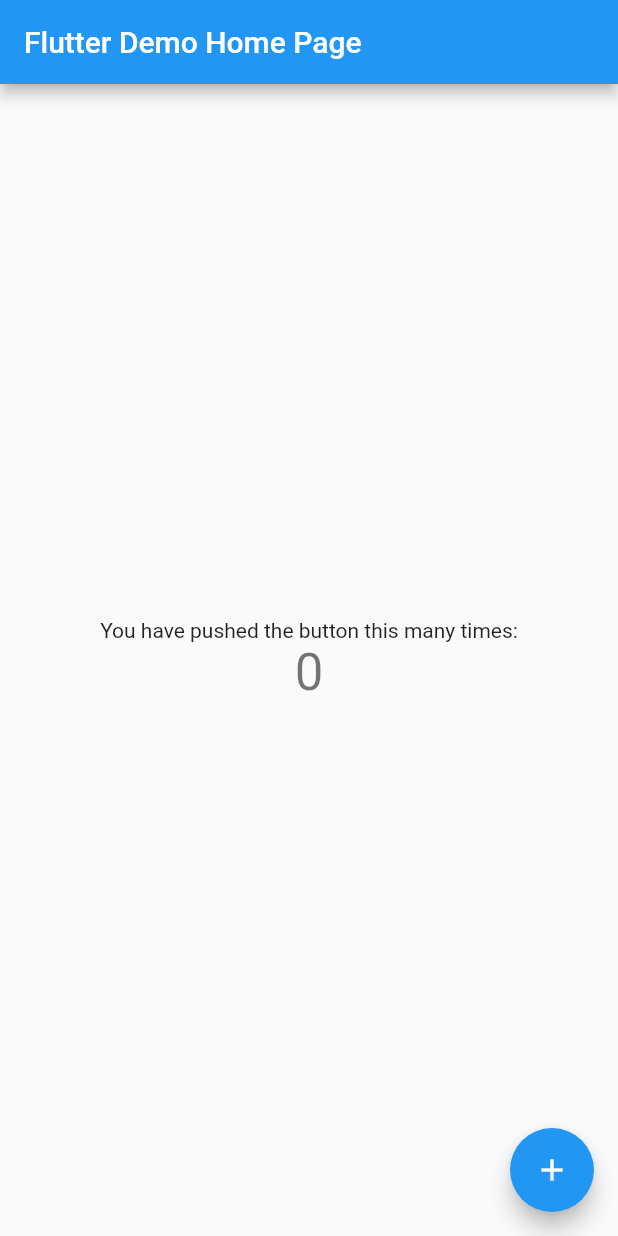
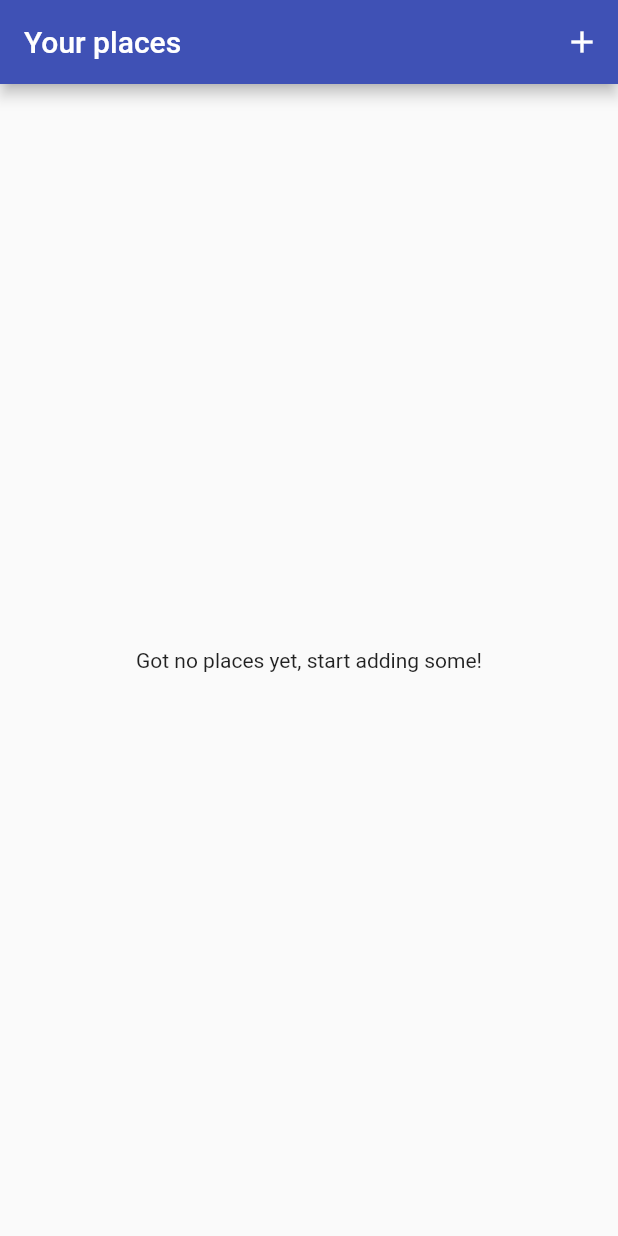
Before and after one commit to Tim-DaHare/great_places_app, a Flutter app: the screen it shows after launch, on a phone screen of 412 x 824 dp. Run offline on Flutter 3.47's test engine with Material 2 defaults, Android fonts, the phone set to English and light mode, and no system bars; our stand-ins replace image_picker, location, sqflite; accounts and stored records are empty.

```diff
--- /dev/null
+++ b/lib/helpers/db_helpers.dart
@@ -0,0 +1,34 @@
+import 'package:sqflite/sqflite.dart' as sql;
+import 'package:path/path.dart' as path;
+
+class DBHelper {
+  static Future<sql.Database> getDb() async {
+    final dbPath = await sql.getDatabasesPath();
+    return sql.openDatabase(
+      path.join(dbPath, "places.db"),
+      onCreate: _onCreatePlacesDb,
+      version: 1,
+    );
+  }
+
+  static void _onCreatePlacesDb(sql.Database db, int idk) async {
+    return await db.execute(
+      "CREATE TABLE places(id TEXT PRIMARY KEY, title TEXT, image TEXT)",
+    );
+  }
+
+  static Future<List<Map<String, dynamic>>> getData(String table) async {
+    final db = await getDb();
+    return await db.query(table);
+  }
+
+  static Future<void> insert(String table, Map<String, Object> data) async {
+    final db = await getDb();
+
+    await db.insert(
+      table,
+      data,
+      conflictAlgorithm: sql.ConflictAlgorithm.replace,
+    );
+  }
+}
--- a/lib/main.dart
+++ b/lib/main.dart
@@ -1,117 +1,32 @@
 import 'package:flutter/material.dart';
+import 'package:great_places_app/providers/places_provider.dart';
+import 'package:great_places_app/screens/add_place_screen.dart';
+import 'package:provider/provider.dart';
 
-void main() {
-  runApp(MyApp());
-}
+import './screens/places_list_screen.dart';
+import './screens/place_details_screen.dart';
+
+void main() => runApp(MyApp());
 
 class MyApp extends StatelessWidget {
-  // This widget is the root of your application.
   @override
   Widget build(BuildContext context) {
-    return MaterialApp(
-      title: 'Flutter Demo',
-      theme: ThemeData(
-        // This is the theme of your application.
-        //
-        // Try running your application with "flutter run". You'll see the
-        // application has a blue toolbar. Then, without quitting the app, try
-        // changing the primarySwatch below to Colors.green and then invoke
-        // "hot reload" (press "r" in the console where you ran "flutter run",
-        // or simply save your changes to "hot reload" in a Flutter IDE).
-        // Notice that the counter didn't reset back to zero; the application
-        // is not restarted.
-        primarySwatch: Colors.blue,
-        // This makes the visual density adapt to the platform that you run
-        // the app on. For desktop platforms, the controls will be smaller and
-        // closer together (more dense) than on mobile platforms.
-        visualDensity: VisualDensity.adaptivePlatformDensity,
+    return MultiProvider(
+      providers: [
+        ChangeNotifierProvider(create: (ctx) => PlacesProvider()),
+      ],
+      builder: (ctx, child) => MaterialApp(
+        title: 'Great Places',
+        theme: ThemeData(
+          primarySwatch: Colors.indigo,
+          accentColor: Colors.amber,
+        ),
+        home: PlacesListScreen(),
+        routes: {
+          AddPlaceScreen.ROUTE_NAME: (ctx) => AddPlaceScreen(),
+          PlaceDetailsScreen.ROUTE_NAME: (ctx) => PlaceDetailsScreen(),
+        },
       ),
-      home: MyHomePage(title: 'Flutter Demo Home Page'),
     );
   }
 }
-
-class MyHomePage extends StatefulWidget {
-  MyHomePage({Key key, this.title}) : super(key: key);
-
-  // This widget is the home page of your application. It is stateful, meaning
-  // that it has a State object (defined below) that contains fields that affect
-  // how it looks.
-
-  // This class is the configuration for the state. It holds the values (in this
-  // case the title) provided by the parent (in this case the App widget) and
-  // used by the build method of the State. Fields in a Widget subclass are
-  // always marked "final".
-
-  final String title;
-
-  @override
-  _MyHomePageState createState() => _MyHomePageState();
-}
-
-class _MyHomePageState extends State<MyHomePage> {
-  int _counter = 0;
-
-  void _incrementCounter() {
-    setState(() {
-      // This call to setState tells the Flutter framework that something has
-      // changed in this State, which causes it to rerun the build method below
-      // so that the display can reflect the updated values. If we changed
-      // _counter without calling setState(), then the build method would not be
-      // called again, and so nothing would appear to happen.
-      _counter++;
-    });
-  }
-
-  @override
-  Widget build(BuildContext context) {
-    // This method is rerun every time setState is called, for instance as done
-    // by the _incrementCounter method above.
-    //
-    // The Flutter framework has been optimized to make rerunning build methods
-    // fast, so that you can just rebuild anything that needs updating rather
-    // than having to individually change instances of widgets.
-    return Scaffold(
-      appBar: AppBar(
-        // Here we take the value from the MyHomePage object that was created by
-        // the App.build method, and use it to set our appbar title.
-        title: Text(widget.title),
-      ),
-      body: Center(
-        // Center is a layout widget. It takes a single child and positions it
-        // in the middle of the parent.
-        child: Column(
-          // Column is also a layout widget. It takes a list of children and
-          // arranges them vertically. By default, it sizes itself to fit its
-          // children horizontally, and tries to be as tall as its parent.
-          //
-          // Invoke "debug painting" (press "p" in the console, choose the
-          // "Toggle Debug Paint" action from the Flutter Inspector in Android
-          // Studio, or the "Toggle Debug Paint" command in Visual Studio Code)
-          // to see the wireframe for each widget.
-          //
-          // Column has various properties to control how it sizes itself and
-          // how it positions its children. Here we use mainAxisAlignment to
-          // center the children vertically; the main axis here is the vertical
-          // axis because Columns are vertical (the cross axis would be
-          // horizontal).
-          mainAxisAlignment: MainAxisAlignment.center,
-          children: <Widget>[
-            Text(
-              'You have pushed the button this many times:',
-            ),
-            Text(
-              '$_counter',
-              style: Theme.of(context).textTheme.headline4,
-            ),
-          ],
-        ),
-      ),
-      floatingActionButton: FloatingActionButton(
-        onPressed: _incrementCounter,
-        tooltip: 'Increment',
-        child: Icon(Icons.add),
-      ), // This trailing comma makes auto-formatting nicer for build methods.
-    );
-  }
-}
--- /dev/null
+++ b/lib/models/place.dart
@@ -0,0 +1,28 @@
+import 'dart:io';
+import 'package:flutter/foundation.dart';
+
+class PlaceLocation {
+  final double latitide;
+  final double longitude;
+  final String address;
+
+  PlaceLocation({
+    @required this.latitide,
+    @required this.longitude,
+    this.address,
+  });
+}
+
+class Place {
+  final String id;
+  final String title;
+  final PlaceLocation location;
+  final File image;
+
+  Place({
+    @required this.id,
+    @required this.title,
+    @required this.location,
+    @required this.image,
+  });
+}
--- /dev/null
+++ b/lib/providers/places_provider.dart
@@ -0,0 +1,45 @@
+import 'dart:io';
+
+import 'package:flutter/foundation.dart';
+
+import '../models/place.dart';
+import '../helpers/db_helpers.dart';
+
+class PlacesProvider with ChangeNotifier {
+  List<Place> _items = [];
+
+  List<Place> get items {
+    return [..._items];
+  }
+
+  Place findById(String id) {
+    return _items.firstWhere((item) => item.id == id);
+  }
+
+  void addPlace(Place newPlace) {
+    _items.add(newPlace);
+    notifyListeners();
+
+    DBHelper.insert("places", {
+      "id": newPlace.id,
+      "title": newPlace.title,
+      "image": newPlace.image.path,
+    });
+  }
+
+  Future<void> loadPlaces() async {
+    final placesData = await DBHelper.getData("places");
+    _items = placesData
+        .map(
+          (placeData) => Place(
+            id: placeData["id"].toString(),
+            title: placeData["title"].toString(),
+            location: null,
+            image: File(placeData["image"].toString()),
+          ),
+        )
+        .toList();
+
+    notifyListeners();
+  }
+}
--- /dev/null
+++ b/lib/screens/places_list_screen.dart
@@ -0,0 +1,65 @@
+import 'package:flutter/material.dart';
+import 'package:provider/provider.dart';
+
+import '../providers/places_provider.dart';
+import '../models/place.dart';
+import './add_place_screen.dart';
+import './place_details_screen.dart';
+
+class PlacesListScreen extends StatelessWidget {
+  @override
+  Widget build(BuildContext context) {
+    final _placesProv = Provider.of<PlacesProvider>(context, listen: false);
+
+    void _onPressAdd() {
+      Navigator.of(context).pushNamed(AddPlaceScreen.ROUTE_NAME);
+    }
+
+    void _onTapPlace(Place place) {
+      Navigator.of(context).pushNamed(
+        PlaceDetailsScreen.ROUTE_NAME,
+        arguments: PlaceDetailsScreenArgs(place: place),
+      );
+    }
+
+    return Scaffold(
+      appBar: AppBar(
+        title: const Text("Your places"),
+        actions: [
+          IconButton(
+            icon: const Icon(Icons.add),
+            onPressed: _onPressAdd,
+          )
+        ],
+      ),
+      body: FutureBuilder(
+        future: _placesProv.loadPlaces(),
+        builder: (ctx, snapshot) {
+          if (snapshot.connectionState == ConnectionState.waiting) {
+            return Center(child: CircularProgressIndicator());
+          }
+
+          return Consumer<PlacesProvider>(
+            builder: (ctx, placesProv, child) => placesProv.items.isNotEmpty
+                ? ListView.builder(
+                    itemCount: placesProv.items.length,
+                    itemBuilder: (ctx, i) => ListTile(
+                      key: ValueKey(placesProv.items[i].id),
+                      leading: CircleAvatar(
+                        backgroundImage: FileImage(
+                          placesProv.items[i].image,
+                        ),
+                      ),
+                      title: Text(placesProv.items[i].title),
+                      onTap: () => _onTapPlace(placesProv.items[i]),
+                    ),
+                  )
+                : const Center(
+                    child: const Text("Got no places yet, start adding some!"),
+                  ),
+          );
+        },
+      ),
+    );
+  }
+}
```
Also changed, not shown: lib/screens/add_place_screen.dart (added, +83 -0 lines), lib/screens/place_details_screen.dart (added, +38 -0 lines), lib/widgets/image_input.dart (added, +77 -0 lines), lib/widgets/location_input.dart (added, +61 -0 lines), pubspec.yaml (+6 -1 lines), pubspec.lock, 2 other files.
